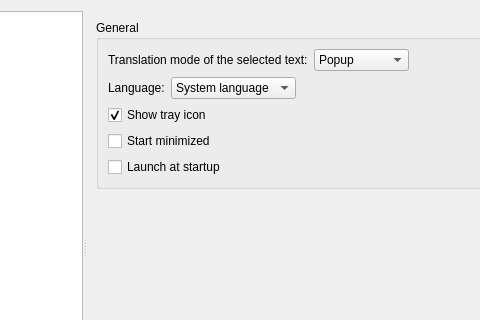
The window that src/settingsdialog.ui (crow-translate/crow-translate) describes before a commit, drawn with Qt 5; both pictures show x 128 to 608 and y 0 to 320 of the 764 by 521 pixel window.
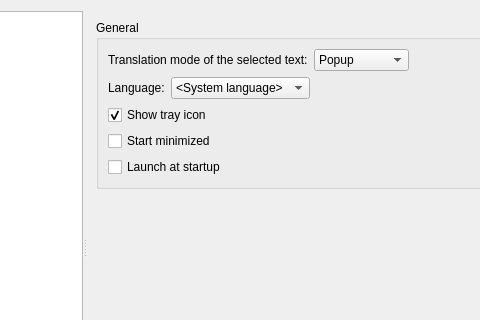
The same window after the commit. Icons and pictures are not drawn.

```diff
--- a/src/settingsdialog.ui
+++ b/src/settingsdialog.ui
@@ -177,7 +177,7 @@
               <widget class="QComboBox" name="languageComboBox">
                <item>
                 <property name="text">
-                 <string>System language</string>
+                 <string>&lt;System language&gt;</string>
                 </property>
                </item>
                <item>
```
Left out of the diff: 8 changed lines with no effect on the pictures.
